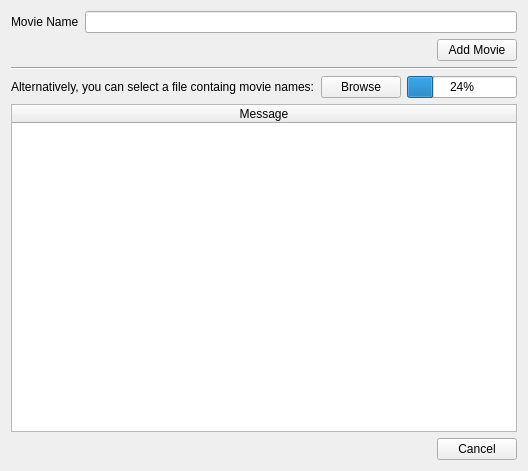
Qt form gui/forms/addmovie.ui (teogramm/moviesort) before a commit.
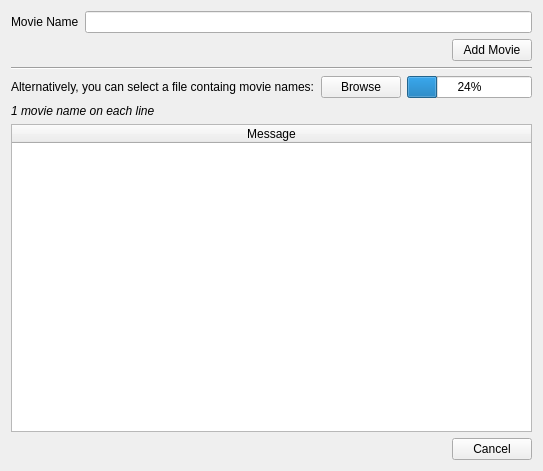
The same form after that commit.

Commit message: Add basic MovieMatchPanel functionality

The edit to the form file:
```diff
--- a/gui/forms/addmovie.ui
+++ b/gui/forms/addmovie.ui
@@ -6,7 +6,7 @@
    <rect>
     <x>0</x>
     <y>0</y>
-    <width>528</width>
+    <width>543</width>
     <height>471</height>
    </rect>
   </property>
@@ -97,6 +97,21 @@
          </item>
         </layout>
        </item>
+       <item>
+        <widget class="QLabel" name="fileLabel">
+         <property name="font">
+          <font>
+           <italic>true</italic>
+          </font>
+         </property>
+         <property name="lineWidth">
+          <number>0</number>
+         </property>
+         <property name="text">
+          <string>1 movie name on each line</string>
+         </property>
+        </widget>
+       </item>
        <item>
         <widget class="QTableWidget" name="log">
          <property name="sizeAdjustPolicy">
```
Left out of the diff: 3 changed lines with no effect on the pictures. The commit also changes 8 other files.
